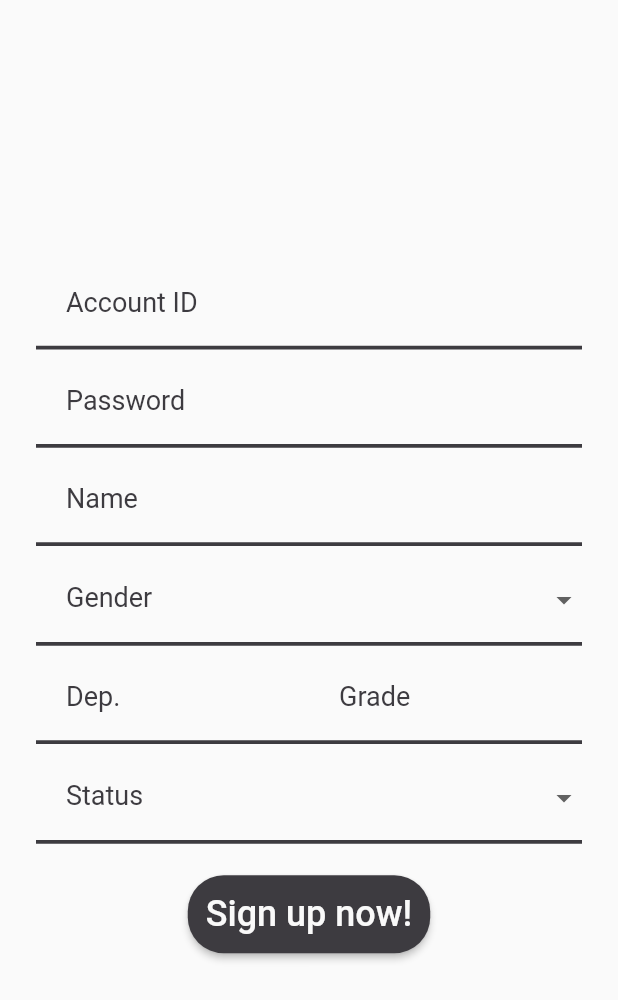
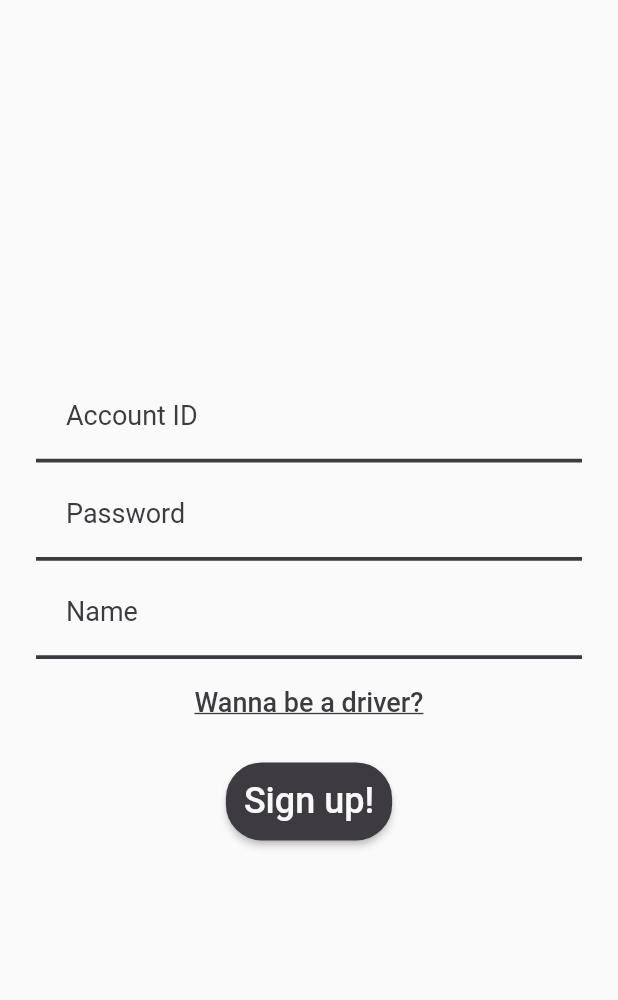
Before and after one commit to chenyutpe/buber-app, a Flutter app: the RegisterPage widget shown alone on an empty page, opened directly, on a phone screen of 412 x 824 dp. Shown: the top 1000 px of the screen. Run offline on Flutter 3.47's test engine with Material 2 defaults, Android fonts, the phone set to English and light mode, and no system bars.

Commit message:
modify Login, Register, Modified, Notification

```diff
--- a/frontend/lib/Login.dart
+++ b/frontend/lib/Login.dart
@@ -78,6 +78,8 @@ class LoginPage extends State<Login> {
             if (!_idValidate && !_pwValidate) {
               // TODO: send {sid: _idController.text, password: _pwController.text} to backend.
               // TODO: Backend return {isLogin: bool, userData: object}.
+              // @post: FormData({sid: _idController.text, password: _pwController.text})
+              // @return: (isLogin) ? userData: Object(FormData?) : message: String
               bool isLogin = true;
               if(isLogin) Navigator.of(context).pushNamed(mainPageTag);
               else ScaffoldMessenger.of(context).showSnackBar(snackBar);
@@ -95,7 +97,7 @@ class LoginPage extends State<Login> {
         onPressed: () {
           Navigator.of(context).pushNamed(registerTag);
           },
-        child: Text(signUpButtonText, style: labelStyle),
+        child: Text(signUpButtonText, style: textButtonStyle),
       ),
     );
     // 3f
--- a/frontend/lib/MainPage.dart
+++ b/frontend/lib/MainPage.dart
@@ -9,6 +9,7 @@ import 'Wall.dart';
 class MainPage extends StatelessWidget {
 
   //TODO: userData from backend
+  //@get: userData: Object(FormData?)
 
     @override
     Widget build(BuildContext context) {
--- a/frontend/lib/Modified.dart
+++ b/frontend/lib/Modified.dart
@@ -73,7 +73,18 @@ class ModifiedForm extends State<ModifiedPage> {
   final snackBar = SnackBar(content: Text(uploadImageHintText ));
   var editedData = userData;
   var _gender;
+  /*
   var _status;
+  */
+
+  var be_a_driver;
+
+  @override
+  void initState() {
+    setState(() {
+      be_a_driver = false;
+    });
+  }
 
   @override
   Widget build(BuildContext context) {
@@ -186,6 +197,7 @@ class ModifiedForm extends State<ModifiedPage> {
         }
       },
     );
+    /*
     /* 用戶身份 */
     final status = DropdownButtonFormField(
       items: statusList.map((String status) {
@@ -210,6 +222,7 @@ class ModifiedForm extends State<ModifiedPage> {
         labelStyle: labelStyle,
       ),
     );
+    */
     /* 儲存修改按鈕 */
     final saveChangeButton = Padding(
       padding: EdgeInsets.symmetric(vertical: 16.0),
@@ -227,6 +240,7 @@ class ModifiedForm extends State<ModifiedPage> {
         onPressed: () {
           if(_formKey.currentState!.validate()) Navigator.of(context).pushNamed(mainPageTag);
           // TODO: send changes of userData to backend.
+          //@post editedData: Object(FormData?)
 
         },
         //padding: EdgeInsets.all(12),
@@ -234,8 +248,22 @@ class ModifiedForm extends State<ModifiedPage> {
       ),
     );
     /* 上傳圖片 */
+    final beADriver = Visibility(
+      visible: (be_a_driver) ? false : true,
+      child: TextButton(
+        style: ButtonStyle(
+        ),
+        onPressed: () {
+          setState(() {
+            be_a_driver = true;
+          });
+        },
+        child: Text(beADriverButtonText, style: textButtonStyle),
+      ),
+    );
+    /* 上傳照片 */
     final uploadImage = Visibility(
-      visible: (_status == drateAttr && userData.cert == '') ? true : false,
+      visible: (be_a_driver && editedData.cert == '') ? true : false,
       child: TextButton(
         style: ButtonStyle(
         ),
@@ -244,7 +272,7 @@ class ModifiedForm extends State<ModifiedPage> {
           //TODO: Send {cert: image} to backend.
           ScaffoldMessenger.of(context).showSnackBar(snackBar);
         },
-        child: Text(uploadImageButtonText, style: labelStyle),
+        child: Text(uploadImageButtonText, style: textButtonStyle),
       ),
     );
 
@@ -266,9 +294,11 @@ class ModifiedForm extends State<ModifiedPage> {
                       Expanded(child: grade,),
                     ],
                   ),
+                  /*
                   SizedBox(height: smallSpace),
                   status,
-                  SizedBox(height: smallSpace),
+                  */
+                  beADriver,
                   uploadImage,
                   saveChangeButton,
                 ],
--- a/frontend/lib/Register.dart
+++ b/frontend/lib/Register.dart
@@ -70,12 +70,24 @@ class RegisterForm extends State<RegisterPage> {
   final _idController = TextEditingController();
   final _pwController = TextEditingController();
   final _nameController = TextEditingController();
+  /*
   final _deptController = TextEditingController();
   final _gradeController = TextEditingController();
+  */
   final snackBar = SnackBar(content: Text(uploadImageHintText ));
   var newUser = new User('', '', '', '', '', '-', 0, '', -1, -1);
+  /*
   var _gender;
   var _status;
+  */
+  var be_a_driver;
+
+  @override
+  void initState() {
+    setState(() {
+      be_a_driver = false;
+    });
+  }
 
   @override
   Widget build(BuildContext context) {
@@ -165,6 +177,7 @@ class RegisterForm extends State<RegisterPage> {
         }
       },
     );
+    /*
     /* 性別 */
     final gender = DropdownButtonFormField(
       items: genderList.map((String gender) {
@@ -269,6 +282,7 @@ class RegisterForm extends State<RegisterPage> {
         labelStyle: labelStyle,
       ),
     );
+    */
     /* 註冊完成按鈕 */
     final saveChangeButton = Padding(
       padding: EdgeInsets.symmetric(vertical: 16.0),
@@ -292,14 +306,30 @@ class RegisterForm extends State<RegisterPage> {
             Navigator.of(context).pushNamed(loginTag);
           }
           // TODO: send newUser to backend.
+          // @post: newUser: Object(FormData?)
+          // @return: message: String
         },
         //padding: EdgeInsets.all(12),
         child: Text(signUpButtonText, style: TextStyle(fontSize: 24.0, color: appBackgroundColor)),
       ),
     );
     /* 上傳照片 */
+    final beADriver = Visibility(
+        visible: (be_a_driver) ? false : true,
+        child: TextButton(
+        style: ButtonStyle(
+        ),
+        onPressed: () {
+          setState(() {
+            be_a_driver = true;
+          });
+        },
+        child: Text(beADriverButtonText, style: textButtonStyle),
+      ),
+    );
+    /* 上傳照片 */
     final uploadImage = Visibility(
-      visible: (_status == drateAttr && userData.cert == '') ? true : false,
+      visible: (be_a_driver) ? true : false,
       child: TextButton(
         style: ButtonStyle(
         ),
@@ -308,7 +338,7 @@ class RegisterForm extends State<RegisterPage> {
           //TODO: Send {cert: image} to backend.
           ScaffoldMessenger.of(context).showSnackBar(snackBar);
         },
-        child: Text(uploadImageButtonText, style: labelStyle),
+        child: Text(uploadImageButtonText, style: textButtonStyle),
       ),
     );
 
@@ -326,6 +356,7 @@ class RegisterForm extends State<RegisterPage> {
               SizedBox(height: smallSpace),
               userName,
               SizedBox(height: smallSpace),
+              /*
               gender,
               SizedBox(height: smallSpace),
               Row(
@@ -337,6 +368,8 @@ class RegisterForm extends State<RegisterPage> {
               SizedBox(height: smallSpace),
               status,
               SizedBox(height: smallSpace),
+              */
+              beADriver,
               uploadImage,
               saveChangeButton,
             ],
--- a/frontend/lib/Wall.dart
+++ b/frontend/lib/Wall.dart
@@ -63,6 +63,8 @@ class WallPage extends StatefulWidget {
 
 class WallList extends State<WallPage> {
   //TODO: Get driverList from backend
+  //@get: driverList: List<Object>
+
   var newRide = new Ride(userData.sid, '', '', '', 0, -1, -1);
   var numOfList = driverList.length;
   var _start;
@@ -191,6 +193,8 @@ class WallList extends State<WallPage> {
                               _isSelected[index] = true;
                             });
                             //TODO: Send newRide to backend.
+                            //@post: newRide: Object(FormData?)
+                            //@return: message: String
                           },
                         ),
                         const SizedBox(width: 8),
--- a/frontend/lib/helpers/Constants.dart
+++ b/frontend/lib/helpers/Constants.dart
@@ -12,6 +12,11 @@ Color appWhiteColor = Color.fromRGBO(61, 59, 64, 1.0);
 final labelStyle = TextStyle(
   fontSize: 18.0,
   color: appWhiteColor,
+);
+final textButtonStyle = TextStyle(
+  fontSize: 18.0,
+  color: appWhiteColor,
+    decoration: TextDecoration.underline,
 );
 final hintStyle = TextStyle(
   color: appWhiteColor,
@@ -31,7 +36,8 @@ const pwHintText = "Password";
 const cfHintText = "Confirm password";
 /* ButtonText */
 const loginButtonText = "Login";
-const signUpButtonText = "Sign up now!";
+const signUpButtonText = "Sign up!";
+const beADriverButtonText = "Wanna be a driver?";
 const wallButtonText = "Take a ride!";
 const saveChangeButtonText = "Save changes";
 const uploadImageButtonText = "Upload your bike license!";
```
Also changed, not shown: frontend/lib/Notification.dart (+39 -9 lines), 1 other file.
